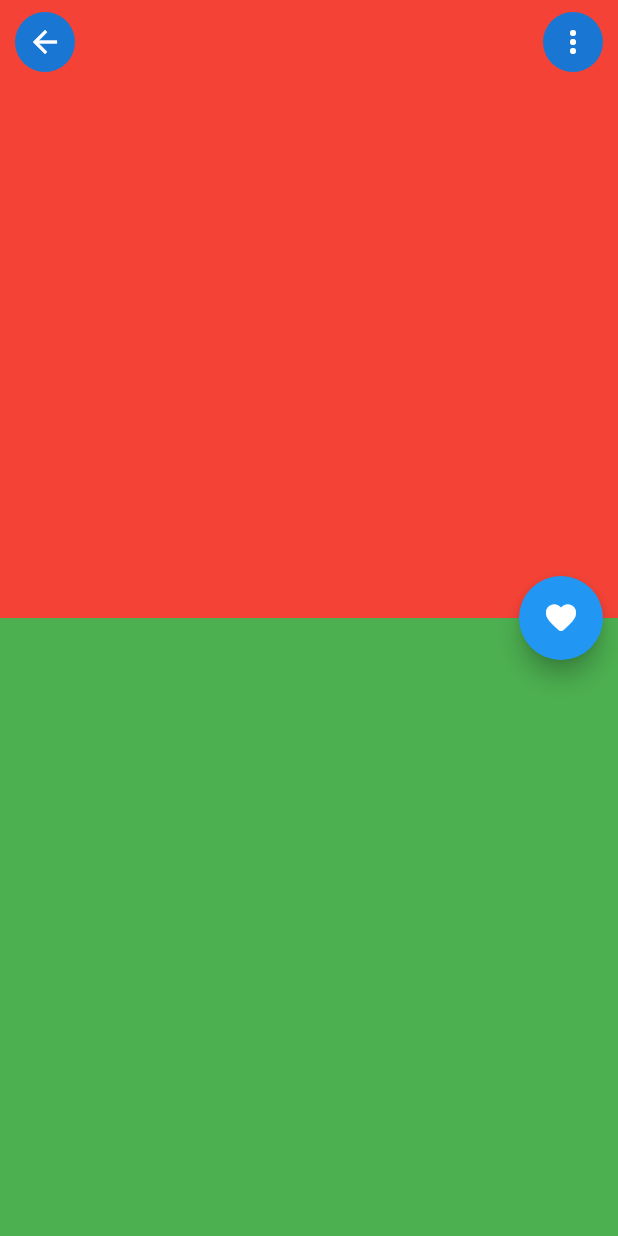
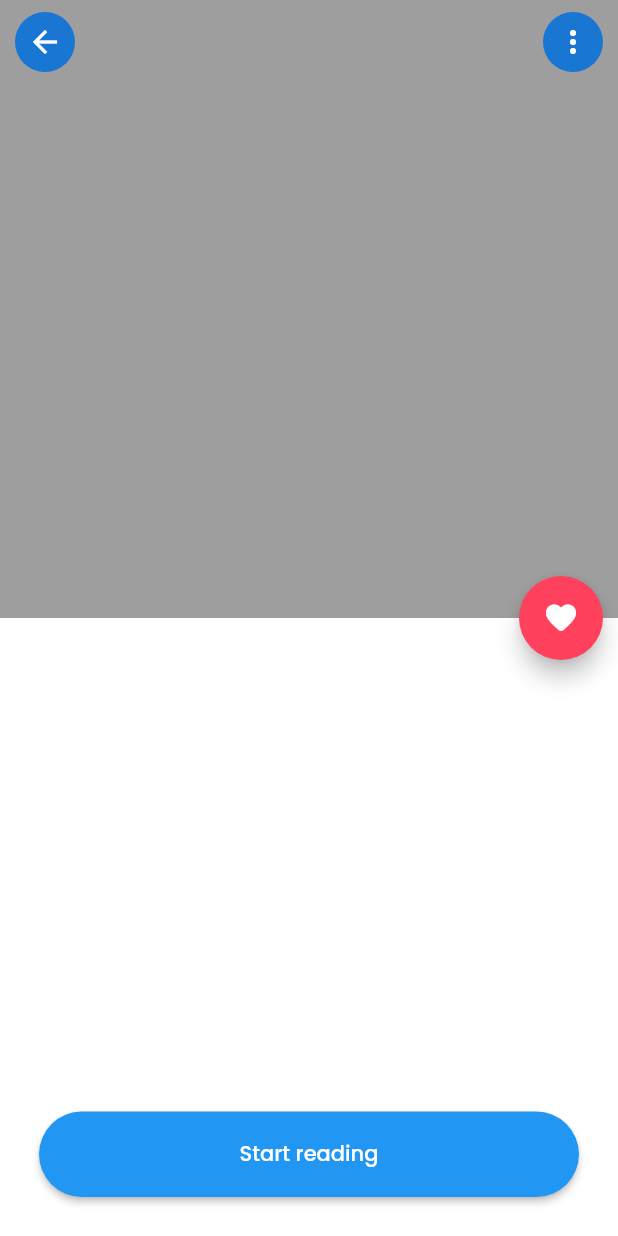
Before and after one commit to cyblogerz/Zippy-elibrary, a Flutter app: the screen it shows after launch, scrolled down 576 dp, after a tap on "4.7", on a phone screen of 412 x 824 dp. Run offline on Flutter 3.47's test engine with Material 2 defaults, Android fonts, the phone set to English and light mode, and no system bars; our stand-ins replace google_fonts; network calls fail.

Commit message:
Updated bppk details page

```diff
--- a/lib/main.dart
+++ b/lib/main.dart
@@ -12,6 +12,7 @@ class MyApp extends StatelessWidget {
   @override
   Widget build(BuildContext context) {
     return MaterialApp(
+      debugShowCheckedModeBanner: false,
       theme: ThemeData(
         textTheme: GoogleFonts.poppinsTextTheme(
           Theme.of(context).textTheme,
--- a/lib/pages/book_details.dart
+++ b/lib/pages/book_details.dart
@@ -11,12 +11,12 @@ class BookDetailsPage extends StatelessWidget {
           Column(
             children: <Widget>[
               Container(
-                color: Colors.red,
+                color: Colors.grey,
                 width: double.infinity,
                 height: MediaQuery.of(context).size.height * 0.5,
               ),
               Container(
-                color: Colors.green,
+                color: Colors.white,
                 width: double.infinity,
                 height: MediaQuery.of(context).size.height * 0.5,
               )
@@ -27,8 +27,11 @@ class BookDetailsPage extends StatelessWidget {
             child: Padding(
               padding: const EdgeInsets.only(right: 10.0),
               child: FloatingActionButton(
+                backgroundColor: Color(0xffFF415D),
                 onPressed: () {},
-                child: Icon(Icons.favorite_rounded),
+                child: Icon(
+                  Icons.favorite_rounded,
+                ),
               ),
             ),
           ),
@@ -55,6 +58,26 @@ class BookDetailsPage extends StatelessWidget {
                 ],
               ),
             ),
+          ),
+          Align(
+            alignment: Alignment.bottomCenter,
+            child: Padding(
+              padding: const EdgeInsets.all(26.0),
+              child: SizedBox(
+                width: double.infinity,
+                child: ElevatedButton(
+                  style: ButtonStyle(
+                      shape: MaterialStateProperty.all<RoundedRectangleBorder>(
+                          RoundedRectangleBorder(
+                    borderRadius: BorderRadius.circular(32.0),
+                  ))),
+                  onPressed: () {},
+                  child: Padding(
+                      padding: EdgeInsets.all(18),
+                      child: Text('Start reading')),
+                ),
+              ),
+            ),
           )
         ],
       ),
--- a/lib/pages/home.dart
+++ b/lib/pages/home.dart
@@ -12,21 +12,31 @@ class Home extends StatelessWidget {
   Widget build(BuildContext context) {
     return Scaffold(
         backgroundColor: Colors.white,
-        drawer: Drawer(),
+        // drawer: Drawer(),
         appBar: AppBar(
           iconTheme: IconThemeData(color: Colors.black),
           backgroundColor: Colors.transparent,
           elevation: 0.0,
           actions: <Widget>[
-            IconButton(onPressed: () {}, icon: Icon(Icons.search))
+            Padding(
+              padding: const EdgeInsets.only(right: 12.0),
+              child: CircleAvatar(
+                backgroundColor: Color(0xffEEEFEE),
+                child: IconButton(
+                    onPressed: () {},
+                    icon: Icon(
+                      Icons.more_vert,
+                      color: Colors.black,
+                    )),
+              ),
+            )
           ],
         ),
-        body: Padding(
-          padding: EdgeInsets.symmetric(horizontal: 15.0),
-          child: ListView(
+        body: ListView(
+          padding: EdgeInsets.all(0),
           children: <Widget>[
             Padding(
-                padding: EdgeInsets.symmetric(vertical: 10),
+              padding: EdgeInsets.symmetric(vertical: 10, horizontal: 16),
               child: Text(
                 'Hello, Timmy!',
                 style: TextStyle(fontSize: 20, fontWeight: FontWeight.bold),
@@ -34,29 +44,30 @@ class Home extends StatelessWidget {
             ),
             SearchBar(),
             Padding(
-                padding: const EdgeInsets.symmetric(vertical: 10.0),
+              padding:
+                  const EdgeInsets.symmetric(vertical: 10.0, horizontal: 16),
               child: Text(
                 'Popular Genre',
                 style: TextStyle(fontSize: 18, fontWeight: FontWeight.bold),
               ),
             ),
             Row(
-                mainAxisAlignment: MainAxisAlignment.spaceBetween,
+              mainAxisAlignment: MainAxisAlignment.spaceEvenly,
               children: <Widget>[
                 CatTag(color: Colors.red, tag: '📖 Novel'),
                 CatTag(color: Colors.blue, tag: '⚡ Self-Help'),
-                  CatTag(color: Colors.green, tag: 'Fantasy')
+                CatTag(color: Colors.green, tag: '🔮  Fantasy')
               ],
             ),
             Row(
               mainAxisAlignment: MainAxisAlignment.spaceEvenly,
               children: <Widget>[
-                  CatTag(color: Colors.teal, tag: 'True Crime'),
-                  CatTag(color: Colors.pink, tag: 'Science Fiction Fantasy')
+                CatTag(color: Colors.teal, tag: '🔪  True Crime'),
+                CatTag(color: Colors.pink, tag: '🔬 Science Fiction Fantasy')
               ],
             ),
             Padding(
-                padding: const EdgeInsets.only(top: 20.0, bottom: 10),
+              padding: const EdgeInsets.only(top: 20.0, bottom: 10, left: 16),
               child: Text(
                 'Trending now',
                 style: TextStyle(fontSize: 18, fontWeight: FontWeight.bold),
@@ -75,7 +86,7 @@ class Home extends StatelessWidget {
               ),
             ),
             Padding(
-                padding: const EdgeInsets.only(top: 20.0, bottom: 10),
+              padding: const EdgeInsets.only(top: 20.0, bottom: 10, left: 16),
               child: Text(
                 'Self-Help Genre',
                 style: TextStyle(fontSize: 18, fontWeight: FontWeight.bold),
@@ -94,7 +105,7 @@ class Home extends StatelessWidget {
               ),
             ),
             Padding(
-                padding: const EdgeInsets.only(top: 20.0, bottom: 10),
+              padding: const EdgeInsets.only(top: 20.0, bottom: 10, left: 16),
               child: Text(
                 'Novel',
                 style: TextStyle(fontSize: 18, fontWeight: FontWeight.bold),
@@ -113,7 +124,7 @@ class Home extends StatelessWidget {
               ),
             ),
             Padding(
-                padding: const EdgeInsets.only(top: 20.0, bottom: 10),
+              padding: const EdgeInsets.only(top: 20.0, bottom: 10, left: 16),
               child: Text(
                 'Fantasy',
                 style: TextStyle(fontSize: 18, fontWeight: FontWeight.bold),
@@ -131,8 +142,41 @@ class Home extends StatelessWidget {
                 ],
               ),
             ),
+            Padding(
+              padding: const EdgeInsets.only(top: 20.0, bottom: 10, left: 16),
+              child: Text(
+                'Explore Zippy',
+                style: TextStyle(fontSize: 18, fontWeight: FontWeight.bold),
+              ),
+            ),
+            Padding(
+              padding: const EdgeInsets.only(bottom: 100.0),
+              child: SingleChildScrollView(
+                scrollDirection: Axis.horizontal,
+                child: Row(
+                  mainAxisAlignment: MainAxisAlignment.spaceAround,
+                  children: <Widget>[
+                    Padding(
+                      padding: const EdgeInsets.symmetric(horizontal: 8.0),
+                      child: CatTag(color: Colors.red, tag: 'Genre'),
+                    ),
+                    Padding(
+                      padding: const EdgeInsets.symmetric(horizontal: 8.0),
+                      child: CatTag(color: Colors.blue, tag: 'Top Selling'),
+                    ),
+                    Padding(
+                      padding: const EdgeInsets.symmetric(horizontal: 8.0),
+                      child: CatTag(color: Colors.teal, tag: 'New releases'),
+                    ),
+                    Padding(
+                      padding: const EdgeInsets.symmetric(horizontal: 8.0),
+                      child: CatTag(color: Colors.pink, tag: 'Comics'),
+                    ),
                   ],
                 ),
+              ),
+            ),
+          ],
         ));
   }
 }
--- a/lib/widgets/cat_tag.dart
+++ b/lib/widgets/cat_tag.dart
@@ -12,7 +12,7 @@ class CatTag extends StatelessWidget {
     return GestureDetector(
       onTap: () {},
       child: Card(
-        margin: EdgeInsets.symmetric(vertical: 8.0, horizontal: 5.0),
+        margin: EdgeInsets.symmetric(vertical: 5.0),
         shape:
             RoundedRectangleBorder(borderRadius: BorderRadius.circular(30.0)),
         color: color,
--- a/lib/widgets/search_bar.dart
+++ b/lib/widgets/search_bar.dart
@@ -6,7 +6,7 @@ class SearchBar extends StatelessWidget {
   @override
   Widget build(BuildContext context) {
     return Padding(
-      padding: const EdgeInsets.symmetric(vertical: 16.0),
+      padding: const EdgeInsets.symmetric(vertical: 16.0, horizontal: 16),
       child: GestureDetector(
         onTap: (() =>
             {showSearch(context: context, delegate: CustomSearchDelegate())}),
```
Lines whose indentation alone changed are shown as unchanged.
